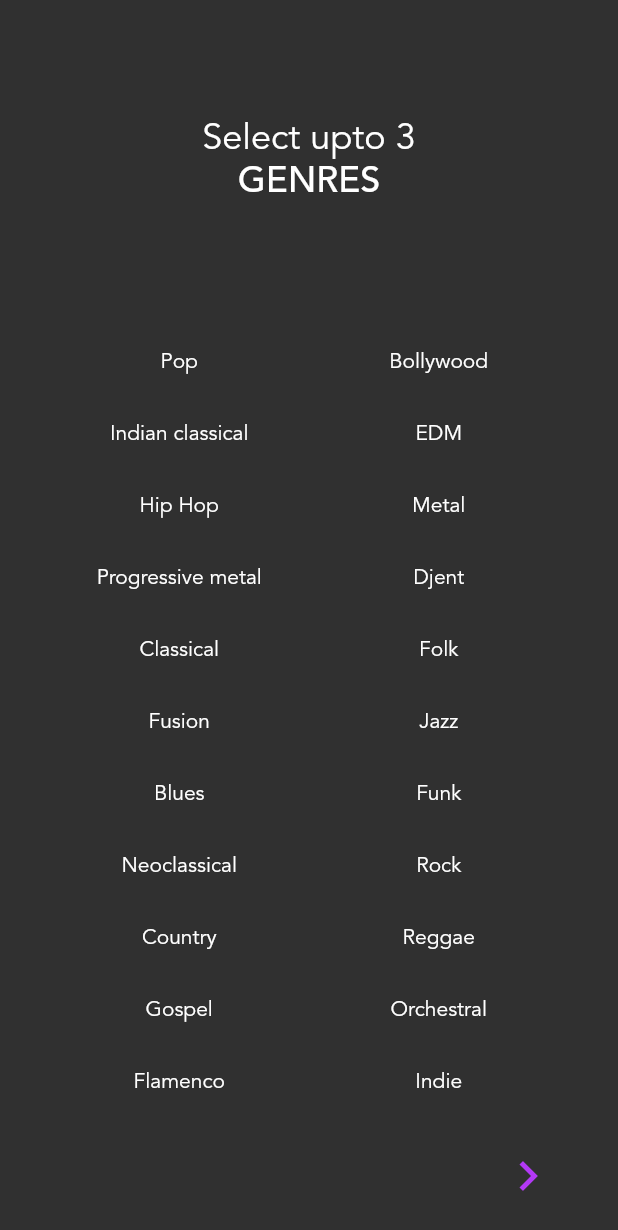
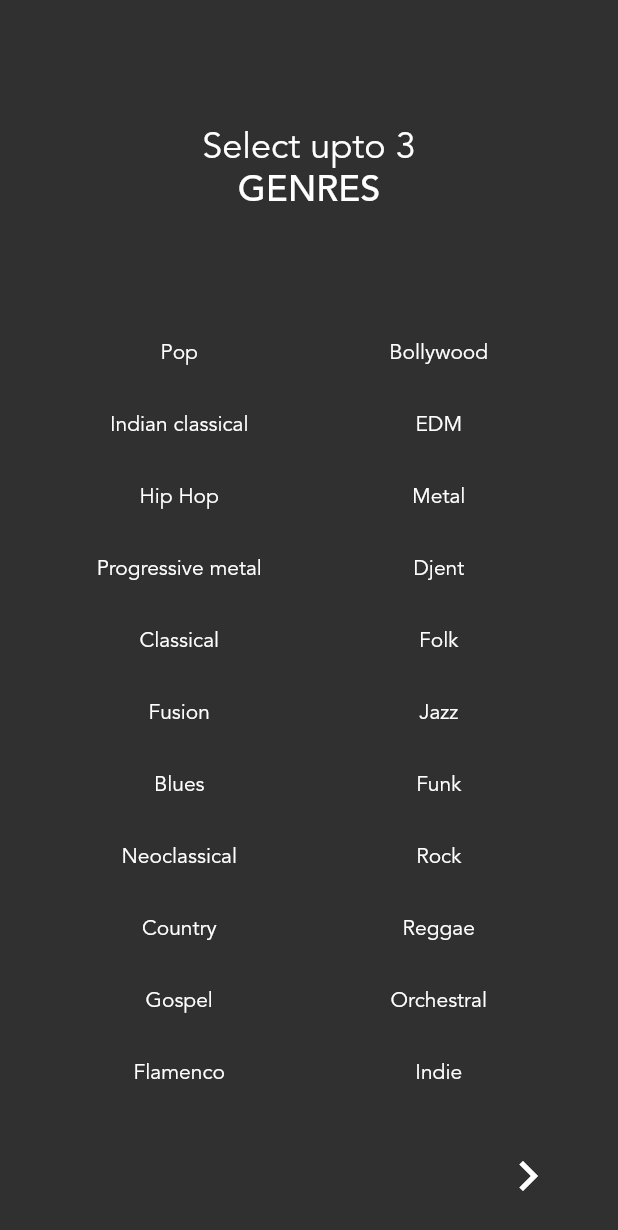
Before and after one commit to BhavyaMuni/Amethyst, a Flutter app: the screen it shows after launch, after a tap on "Get Started", on a phone screen of 412 x 824 dp. Shown: the top 1230 px of the screen. Run offline on Flutter 3.47's test engine with Material 2 defaults, Android fonts, the phone set to English and light mode, and no system bars; our stand-ins replace carousel_slider, cloud_firestore, firebase_auth, google_sign_in, gradient_widgets, material_design_icons_flutter and 2 more; missing offline and left inert: dart:ffi, flutter_facebook_login, gradient_text; accounts and stored records are empty; network calls fail.

Commit message:
changed sign up page, changed get started images, fixed context pop

```diff
--- a/lib/main.dart
+++ b/lib/main.dart
@@ -2,6 +2,7 @@ import 'package:amethyst_app/pages/explore.dart';
 import 'package:amethyst_app/pages/get_started.dart';
 import 'package:amethyst_app/pages/home_page.dart';
 import 'package:amethyst_app/pages/login_page.dart';
+import 'package:amethyst_app/pages/sign_up.dart';
 import 'package:amethyst_app/pages/sign_up_sequence.dart';
 import 'package:amethyst_app/services/auth.dart';
 import 'package:firebase_auth/firebase_auth.dart';
@@ -21,6 +22,10 @@ class MyApp extends StatelessWidget {
         ],
         child: MaterialApp(
           title: 'Flutter Demo',
+          routes: {
+            "/root": (BuildContext context) => new RootPage(),
+            "/register": (BuildContext context) => new SignUp(),
+          },
           theme: ThemeData.dark().copyWith(
               // This is the theme of your application.
               //
--- a/lib/pages/get_started.dart
+++ b/lib/pages/get_started.dart
@@ -23,6 +23,11 @@ class GetStartedPage extends StatelessWidget {
         color: Color(0xbf000000),
       ),
       Column(
+        mainAxisAlignment: MainAxisAlignment.spaceEvenly,
+        crossAxisAlignment: CrossAxisAlignment.center,
+        children: <Widget>[
+          Container(
+            child: Column(
               mainAxisAlignment: MainAxisAlignment.end,
               crossAxisAlignment: CrossAxisAlignment.center,
               children: <Widget>[
@@ -52,6 +57,12 @@ class GetStartedPage extends StatelessWidget {
                         .copyWith(fontSize: 50, fontWeight: FontWeight.w600),
                   ),
                 ),
+              ],
+            ),
+          ),
+          Container(
+            child: Column(
+              children: <Widget>[
                 GradientButton(
                     gradient: TextStyles().baseGrad(),
                     increaseHeightBy: 30,
@@ -61,15 +72,18 @@ class GetStartedPage extends StatelessWidget {
                       child: Text(
                         "Get Started",
                         textAlign: TextAlign.center,
-                  style:
-                      TextStyles().headerTextStyle().copyWith(fontSize: 30.0),
+                        style: TextStyles()
+                            .headerTextStyle()
+                            .copyWith(fontSize: 30.0),
                       ),
                     ),
                     shape: RoundedRectangleBorder(
                         borderRadius: BorderRadius.circular(40.0)),
                     callback: () {
-                Navigator.push(context,
-                    MaterialPageRoute(builder: (context) => new SignUp()));
+                      Navigator.push(
+                          context,
+                          MaterialPageRoute(
+                              builder: (context) => new SignUp()));
                     }),
                 SizedBox(
                   height: 20,
@@ -96,41 +110,39 @@ class GetStartedPage extends StatelessWidget {
                 )
               ],
             ),
+          ),
+        ],
+      ),
     ]);
   }
 
   Widget slide_show(BuildContext context) {
+    List<String> imUrls = [
+      "https://images.unsplash.com/photo-1511671782779-c97d3d27a1d4?ixlib=rb-1.2.1&auto=format&fit=crop&w=1650&q=80",
+      "https://images.unsplash.com/photo-1525362081669-2b476bb628c3?ixlib=rb-1.2.1&ixid=eyJhcHBfaWQiOjEyMDd9&auto=format&fit=crop&w=668&q=80",
+      "https://images.unsplash.com/photo-1484876065684-b683cf17d276?ixlib=rb-1.2.1&ixid=eyJhcHBfaWQiOjEyMDd9&auto=format&fit=crop&w=668&q=80",
+      "https://images.unsplash.com/photo-1471614654469-512ee6a4397a?ixlib=rb-1.2.1&ixid=eyJhcHBfaWQiOjEyMDd9&auto=format&fit=crop&w=1650&q=80"
+    ];
     List<Widget> ims = [
       Container(
         decoration: BoxDecoration(
             image: DecorationImage(
-                image: NetworkImage(
-                    "https://images.pexels.com/photos/761963/pexels-photo-761963.jpeg?auto=compress&cs=tinysrgb&dpr=1&w=500"),
-                fit: BoxFit.cover)),
+                image: NetworkImage(imUrls[0]), fit: BoxFit.cover)),
       ),
       Container(
-        width: 1000,
         decoration: BoxDecoration(
             image: DecorationImage(
-                image: NetworkImage(
-                    "https://images.pexels.com/photos/995301/pexels-photo-995301.jpeg?auto=compress&cs=tinysrgb&dpr=1&w=500"),
-                fit: BoxFit.cover)),
+                image: NetworkImage(imUrls[1]), fit: BoxFit.cover)),
       ),
       Container(
-        width: 1000,
         decoration: BoxDecoration(
             image: DecorationImage(
-                image: NetworkImage(
-                    "https://images.pexels.com/photos/33597/guitar-classical-guitar-acoustic-guitar-electric-guitar.jpg?auto=compress&cs=tinysrgb&dpr=1&w=500"),
-                fit: BoxFit.cover)),
+                image: NetworkImage(imUrls[2]), fit: BoxFit.cover)),
       ),
       Container(
-        width: 1000,
         decoration: BoxDecoration(
             image: DecorationImage(
-                image: NetworkImage(
-                    "https://images.pexels.com/photos/1699161/pexels-photo-1699161.jpeg?auto=compress&cs=tinysrgb&dpr=1&w=500"),
-                fit: BoxFit.cover)),
+                image: NetworkImage(imUrls[3]), fit: BoxFit.cover)),
       ),
     ];
 
@@ -141,8 +153,8 @@ class GetStartedPage extends StatelessWidget {
       items: ims,
       autoPlay: true,
       autoPlayInterval: Duration(seconds: 4),
-      autoPlayCurve: Curves.easeIn,
-      autoPlayAnimationDuration: Duration(milliseconds: 400),
+      autoPlayCurve: Curves.fastLinearToSlowEaseIn,
+      autoPlayAnimationDuration: Duration(milliseconds: 800),
     );
   }
 }
--- a/lib/pages/sign_up_sequence.dart
+++ b/lib/pages/sign_up_sequence.dart
@@ -1,4 +1,5 @@
 import 'package:amethyst_app/pages/login_page.dart';
+import 'package:amethyst_app/pages/sign_up.dart';
 import 'package:amethyst_app/services/auth.dart';
 import 'package:amethyst_app/styles.dart';
 import 'package:flutter/material.dart';
@@ -52,9 +53,14 @@ class _GenrePageState extends State<GenrePage> {
   @override
   Widget build(BuildContext context) {
     return Scaffold(
-      body: Column(
-        mainAxisAlignment: MainAxisAlignment.center,
+      body: Padding(
+        padding: const EdgeInsets.symmetric(vertical: 60.0),
+        child: Column(
+          mainAxisAlignment: MainAxisAlignment.spaceEvenly,
           crossAxisAlignment: CrossAxisAlignment.center,
+          children: <Widget>[
+            Container(
+              child: Column(
                 children: <Widget>[
                   Text(
                     "Select upto 3",
@@ -64,25 +70,27 @@ class _GenrePageState extends State<GenrePage> {
                   ),
                   Text(
                     "GENRES",
-            style: TextStyles().headerTextStyle().copyWith(fontSize: 24),
+                    style:
+                        TextStyles().headerTextStyle().copyWith(fontSize: 24),
+                  ),
+                ],
+              ),
             ),
             Container(
-            height: 30,
-          ),
-          Text(selectedGenres.join(", "),
+              child: Text(selectedGenres.join(", "),
                   style: TextStyles()
                       .regularTextStyle()
                       .copyWith(color: Colors.white, fontSize: 18)),
+            ),
             Container(
-            height: 30,
-          ),
-          Center(
+              child: Center(
                 child: Wrap(
                     spacing: 15,
-                children: List<Widget>.generate(genre_list.length, (int index) {
+                    children:
+                        List<Widget>.generate(genre_list.length, (int index) {
                       return ChoiceChip(
-                    labelPadding:
-                        EdgeInsets.symmetric(horizontal: 0.0, vertical: 0.0),
+                        labelPadding: EdgeInsets.symmetric(
+                            horizontal: 0.0, vertical: 0.0),
                         labelStyle: TextStyles()
                             .regularTextStyle()
                             .copyWith(fontSize: 14, color: Colors.white),
@@ -91,7 +99,8 @@ class _GenrePageState extends State<GenrePage> {
                         label: Container(
                             height: 30,
                             decoration: BoxDecoration(
-                            gradient: selectedGenres.contains(genre_list[index])
+                                gradient:
+                                    selectedGenres.contains(genre_list[index])
                                         ? TextStyles().baseGrad()
                                         : null,
                                 borderRadius: BorderRadius.circular(15.0)),
@@ -116,23 +125,21 @@ class _GenrePageState extends State<GenrePage> {
                       );
                     }).toList()),
               ),
+            ),
           ],
+        ),
       ),
       floatingActionButton: FlatButton(
         shape: CircleBorder(),
         child: Icon(
           Icons.navigate_next,
-          color: Color(0xffb339f6),
+          color: Color(0xffffffff),
           size: 40,
         ),
         onPressed: () {
           saveGenre(selectedGenres);
-          Navigator.push(
-              context,
-              MaterialPageRoute(
-                  builder: (context) => InstrumentPage(
-                        genreCtx: context,
-                      )));
+          Navigator.push(context,
+              MaterialPageRoute(builder: (context) => InstrumentPage()));
         },
       ),
       floatingActionButtonLocation: FloatingActionButtonLocation.endFloat,
@@ -146,9 +153,7 @@ class _GenrePageState extends State<GenrePage> {
 }
 
 class InstrumentPage extends StatefulWidget {
-  InstrumentPage({Key key, this.genreCtx}) : super(key: key);
-
-  final BuildContext genreCtx;
+  InstrumentPage({Key key}) : super(key: key);
 
   @override
   _InstrumentPageState createState() => _InstrumentPageState();
@@ -185,9 +190,13 @@ class _InstrumentPageState extends State<InstrumentPage> {
   @override
   Widget build(BuildContext context) {
     return Scaffold(
-      body: Column(
-        mainAxisAlignment: MainAxisAlignment.center,
+      body: Padding(
+        padding: const EdgeInsets.symmetric(vertical: 60.0),
+        child: Column(
+          mainAxisAlignment: MainAxisAlignment.spaceEvenly,
           crossAxisAlignment: CrossAxisAlignment.center,
+          children: <Widget>[
+            Column(
               children: <Widget>[
                 Text(
                   "Select upto 3",
@@ -199,24 +208,23 @@ class _InstrumentPageState extends State<InstrumentPage> {
                   "INSTRUMENTS",
                   style: TextStyles().headerTextStyle().copyWith(fontSize: 24),
                 ),
+              ],
+            ),
             Container(
-            height: 30,
-          ),
-          Text(selectedIntrus.join(", "),
+              child: Text(selectedIntrus.join(", "),
                   style: TextStyles()
                       .regularTextStyle()
                       .copyWith(color: Colors.white, fontSize: 18)),
+            ),
             Container(
-            height: 30,
-          ),
-          Center(
+              child: Center(
                 child: Wrap(
                     spacing: 15,
-                children:
-                    List<Widget>.generate(instrument_list.length, (int index) {
+                    children: List<Widget>.generate(instrument_list.length,
+                        (int index) {
                       return ChoiceChip(
-                    labelPadding:
-                        EdgeInsets.symmetric(horizontal: 0.0, vertical: 0.0),
+                        labelPadding: EdgeInsets.symmetric(
+                            horizontal: 0.0, vertical: 0.0),
                         labelStyle: TextStyles()
                             .regularTextStyle()
                             .copyWith(fontSize: 14, color: Colors.white),
@@ -225,8 +233,8 @@ class _InstrumentPageState extends State<InstrumentPage> {
                         label: Container(
                             height: 30,
                             decoration: BoxDecoration(
-                            gradient:
-                                selectedIntrus.contains(instrument_list[index])
+                                gradient: selectedIntrus
+                                        .contains(instrument_list[index])
                                     ? TextStyles().baseGrad()
                                     : null,
                                 borderRadius: BorderRadius.circular(15.0)),
@@ -237,10 +245,12 @@ class _InstrumentPageState extends State<InstrumentPage> {
                                 textAlign: TextAlign.center,
                               ),
                             )),
-                    selected: selectedIntrus.contains(instrument_list[index]),
+                        selected:
+                            selectedIntrus.contains(instrument_list[index]),
                         onSelected: (bool selected) {
                           setState(() {
-                        if (!selectedIntrus.contains(instrument_list[index]) &&
+                            if (!selectedIntrus
+                                    .contains(instrument_list[index]) &&
                                 selectedIntrus.length < 3) {
                               selectedIntrus.add(instrument_list[index]);
                             } else {
@@ -251,24 +261,21 @@ class _InstrumentPageState extends State<InstrumentPage> {
                       );
                     }).toList()),
               ),
+            ),
           ],
+        ),
       ),
       floatingActionButton: FlatButton(
         shape: CircleBorder(),
         child: Icon(
           Icons.navigate_next,
-          color: Color(0xffb339f6),
+          color: Color(0xffffffff),
           size: 40,
         ),
         onPressed: () {
           savenstrument(selectedIntrus.join(", "));
-          Navigator.push(
-              context,
-              MaterialPageRoute(
-                  builder: (context) => SignUpFinalPage(
-                        genreCtx: context,
-                        instruCtx: context,
-                      )));
+          Navigator.push(context,
+              MaterialPageRoute(builder: (context) => SignUpFinalPage()));
         },
       ),
       floatingActionButtonLocation: FloatingActionButtonLocation.endFloat,
@@ -282,10 +289,7 @@ class _InstrumentPageState extends State<InstrumentPage> {
 }
 
 class SignUpFinalPage extends StatefulWidget {
-  SignUpFinalPage({Key key, this.genreCtx, this.instruCtx}) : super(key: key);
-
-  final BuildContext genreCtx;
-  final BuildContext instruCtx;
+  SignUpFinalPage({Key key}) : super(key: key);
 
   @override
   _SignUpFinalPageState createState() => _SignUpFinalPageState();
@@ -295,10 +299,6 @@ class _SignUpFinalPageState extends State<SignUpFinalPage> {
   @override
   Widget build(BuildContext context) {
     // TODO: implement build
-    return LoginForm(
-      auth: new Auth(),
-      isLogin: false,
-      ctxs: [widget.genreCtx, widget.instruCtx, context],
-    );
+    return RegisterPage();
   }
 }
--- a/pubspec.yaml
+++ b/pubspec.yaml
@@ -41,6 +41,7 @@ dependencies:
   gradient_text: ^1.0.2
   carousel_slider: ^1.3.0
   provider: ^3.1.0+1
+  cached_network_image: ^1.1.3
 
 dev_dependencies:
   flutter_test:
```
Also changed, not shown: lib/pages/login_page.dart (+6 -3 lines), lib/pages/sign_up.dart (added, +274 -0 lines), pubspec.lock, 1 other file. Lines whose indentation alone changed are shown as unchanged.
